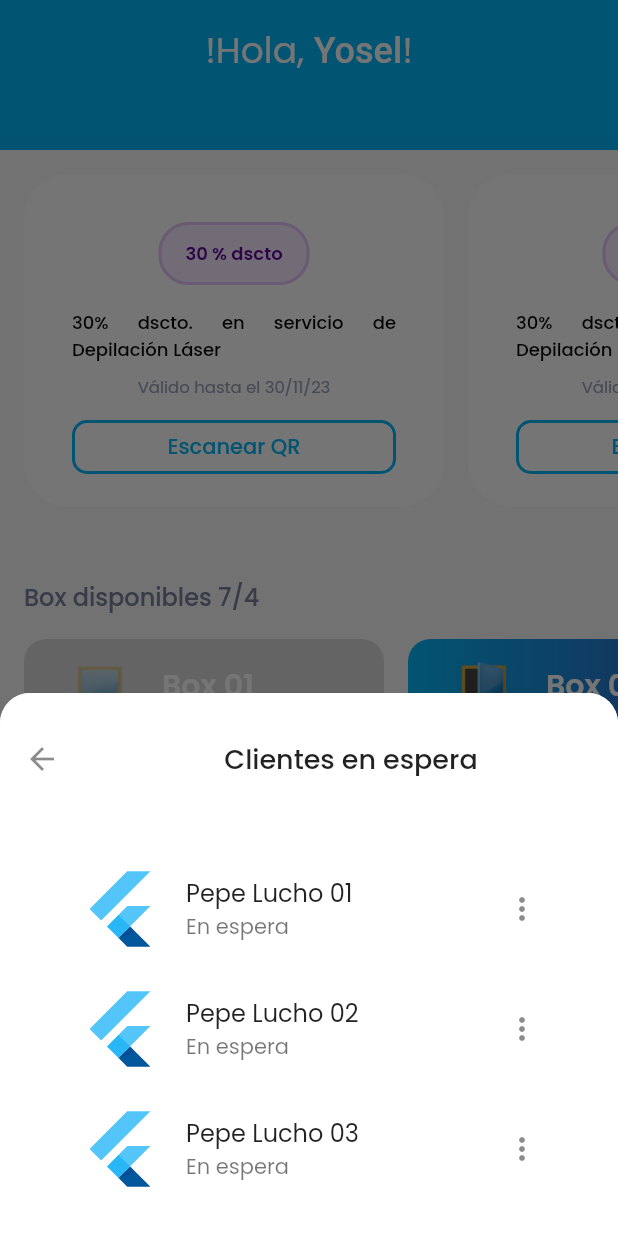
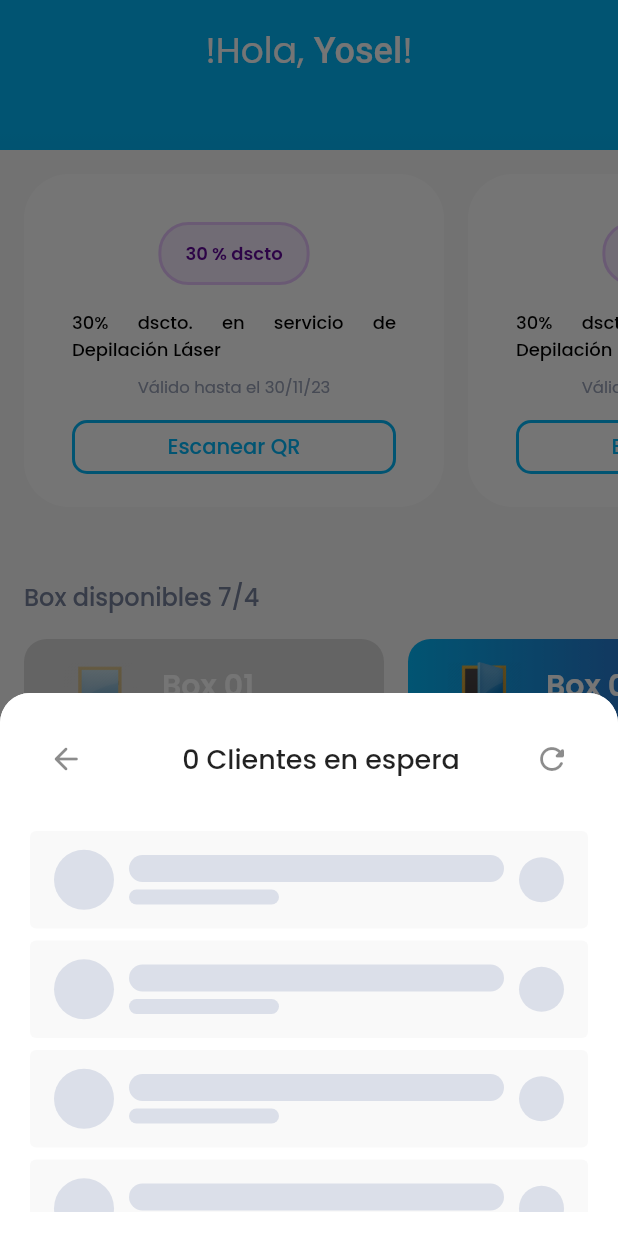
Before and after one commit to depilzone-repository/disabled-app2, a Flutter app: the MobileHomeScreen widget shown alone on an empty page, opened directly, after a tap on an icon or button, on a phone screen of 412 x 824 dp. Run offline on Flutter 3.47's test engine with Material 2 defaults, Android fonts, the phone set to English and light mode, and no system bars; our stand-ins replace flutter_svg.

Commit message:
01122023 1941

```diff
--- a/lib/Screens/Home/home_screen.dart
+++ b/lib/Screens/Home/home_screen.dart
@@ -5,6 +5,11 @@ import 'package:flutter_auth/constants.dart';
 import 'package:flutter_auth/responsive.dart';
 
 import '../../components/background.dart';
+import '../../shared/components/skeletons/list_item.dart';
+
+
+// This is the type used by the popup menu below.
+enum SampleItem { itemOne, itemTwo, itemThree }
 
 
 class HomeScreen extends StatefulWidget {
@@ -53,6 +58,8 @@ class MobileHomeScreen extends StatefulWidget {
 }
 
 class _MobileHomeScreenState extends State<MobileHomeScreen> {
+
+  SampleItem? selectedMenu;
 
 
   @override
@@ -223,48 +230,40 @@ Widget BoxButton(int lenght, int index, BuildContext context){
                       expand: false,
                       builder: (_, controller) {
                         return ClipRRect(
-                            borderRadius: BorderRadius.only(topLeft: Radius.circular(20.0), topRight: Radius.circular(20.0)),
+                            borderRadius: const BorderRadius.only(topLeft: Radius.circular(20.0), topRight: Radius.circular(20.0)),
                             child: Container(
                                 color: Colors.white,
                                 child: Column(
                                     children: [
                                       ListTile(
-                                          contentPadding: EdgeInsets.all(defaultPadding),
+                                          contentPadding: const EdgeInsets.fromLTRB(defaultPadding*2, defaultPadding, defaultPadding*2, defaultPadding),
                                           leading: Material(
                                             color: Colors.transparent,
                                             child: InkWell(
                                                 onTap: (){
                                                   Navigator.of(context).pop();
                                                 },
-                                                child: Icon(Icons.arrow_back) // the arrow back icon
+                                                child: const Icon(Icons.arrow_back_rounded) // the arrow back icon
                                             ),
                                           ),
                                           title: const Center(
                                               child: Text(
-                                                  "Clientes en espera",
+                                                  "0 Clientes en espera",
                                                   style: TextStyle(
                                                       fontSize: 18,
                                                       fontWeight: FontWeight.w500
                                                   ),
                                               ) // Your desired title
+                                          ),
+                                          trailing: InkWell(
+                                              onTap: (){},
+                                              child: const Icon(Icons.refresh_rounded) // the arrow back icon
                                           )
                                       ),
                                       Expanded(
                                           child: Container(
-                                              padding: EdgeInsets.fromLTRB(defaultPadding*2, defaultPadding, defaultPadding*2, defaultPadding),
-                                              child: ListView.builder(
-                                                  itemCount: 3,
-                                                  controller: controller, // set this too
-                                                  itemBuilder: (_, i) => Card(
-                                                    elevation: 0,
-                                                    child: ListTile(
-                                                      leading: FlutterLogo(size: 56.0),
-                                                      title: Text('Pepe Lucho ${(i+1).toString().padLeft(2,'0')}'),
-                                                      subtitle: Text('En espera', style: TextStyle(fontSize: 14),),
-                                                      trailing: Icon(Icons.more_vert),
-                                                    ),
-                                                  )
-                                              ),
+                                              padding: const EdgeInsets.fromLTRB(defaultPadding, 0, defaultPadding, defaultPadding),
+                                              child: ListItemSkeleton(itemCount: 10, controller: controller)
                                           )
                                       )
                                     ]
@@ -344,7 +343,6 @@ Widget BoxButtonSkeleton(int lenght, int index){
   );
 }
 
-
 Widget boxPromociones(int lenght, int index){
   return Container(
       padding:  const EdgeInsets.fromLTRB(defaultPadding*2, defaultPadding*2, defaultPadding*2, defaultPadding),
@@ -358,7 +356,6 @@ Widget boxPromociones(int lenght, int index){
       child: const Descuentos()
   );
 }
-
 
 class MyCustomClipper  extends CustomClipper<Path>{
   @override
--- a/lib/main.dart
+++ b/lib/main.dart
@@ -92,7 +92,8 @@ class MyApp extends StatelessWidget {
                   ),
                 ),
           )),
-      home: const WelcomeScreen(),
+
+          home: const WelcomeScreen(),
     );
   }
 }
--- /dev/null
+++ b/lib/shared/components/skeletons/list_item.dart
@@ -0,0 +1,73 @@
+import 'package:flutter/material.dart';
+
+import '../../../constants.dart';
+
+class ListItemSkeleton extends StatelessWidget{
+
+  final int itemCount;
+  final ScrollController? controller;
+  const ListItemSkeleton({
+    super.key,
+    required this.itemCount,
+    this.controller
+  });
+
+
+
+  @override
+  Widget build(BuildContext context) {
+    return ListView.builder(
+        itemCount: 10,
+        controller: controller, // set this too
+        itemBuilder: (_, i) => Card(
+          color: kGray100Color,
+          elevation: 0,
+          child: ListTile(
+            horizontalTitleGap: 10,
+            minVerticalPadding: defaultPadding,
+            leadingAndTrailingTextStyle: const TextStyle(
+                fontSize: 30
+            ),
+            leading: const CircleAvatar(
+              backgroundColor: kGray300Color,
+            ),
+            title: Container(
+                width: MediaQuery.of(context).size.width,
+                height: 18,
+                decoration: BoxDecoration(
+                    borderRadius: BorderRadius.circular(10),
+                    color: kGray300Color
+                )
+            ),
+            subtitle: Column(
+                crossAxisAlignment: CrossAxisAlignment.start,
+                children: [
+                  Container(
+                      margin: const EdgeInsets.fromLTRB(0, 5, 0, 0),
+                      width: 100,
+                      height: 10,
+                      decoration: BoxDecoration(
+                          borderRadius: BorderRadius.circular(10),
+                          color: kGray300Color
+                      )
+                  )
+                ],
+            ),
+            trailing: Column(
+              mainAxisAlignment: MainAxisAlignment.center,
+              children: [
+                Container(
+                  width: 30,
+                  height: 30,
+                  decoration: BoxDecoration(
+                    borderRadius: BorderRadius.circular(100),
+                    color: kGray300Color
+                  ),
+                )
+              ],
+            )
+          ),
+        ),
+    );
+  }
+}
--- /dev/null
+++ b/lib/shared/models/Cita.dart
@@ -0,0 +1,10 @@
+import 'Zonas.dart';
+
+class Cita{
+  int? idCita;
+  DateTime? fechaCita;
+  String? horaCita;
+  int? idServicio;
+  String? servicio;
+  List<Zona> zonas = [];
+}
--- /dev/null
+++ b/lib/shared/models/Cliente.dart
@@ -0,0 +1,5 @@
+class Clientes{
+     int? id;
+     String? nombres;
+     String? apellidos;
+}
--- /dev/null
+++ b/lib/shared/models/Zonas.dart
@@ -0,0 +1,7 @@
+class Zona{
+  int? id;
+  String? nombre;
+  int? sesion;
+  double? precio;
+  int? minutos;
+}
--- a/pubspec.yaml
+++ b/pubspec.yaml
@@ -44,9 +44,9 @@ flutter:
 
   # To add assets to your application, add an assets section, like this:
   assets:
-    - assets/images/
-    - assets/icons/
-    - assets/fonts/
+      - assets/images/
+      - assets/icons/
+      - assets/fonts/
 
   fonts:
      - family: Poppins
```
Also changed, not shown: lib/Screens/Home/cliente_info_cita.dart (added, +231 -0 lines), assets/images/Femenino.png (added), assets/images/Femenino.svg (added), assets/images/Masculino.png (added), assets/images/Masculino.svg (added), assets/images/avatars/Femenino.png (added), assets/images/avatars/Femenino.svg (added), assets/images/avatars/Masculino.png (added), assets/images/avatars/Masculino.svg (added).
